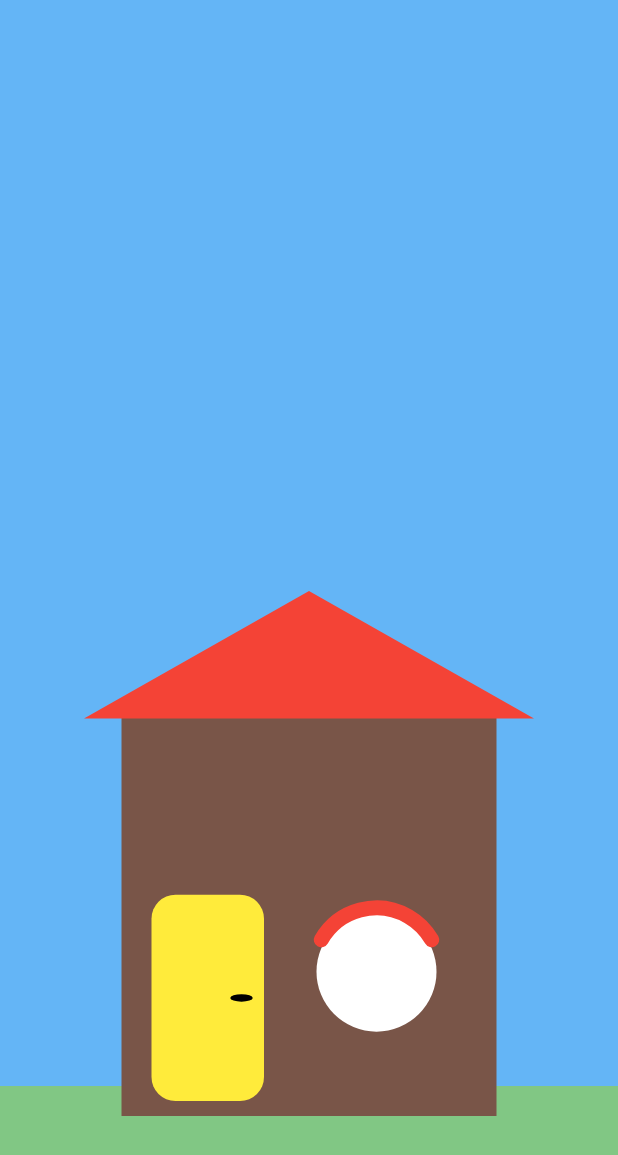
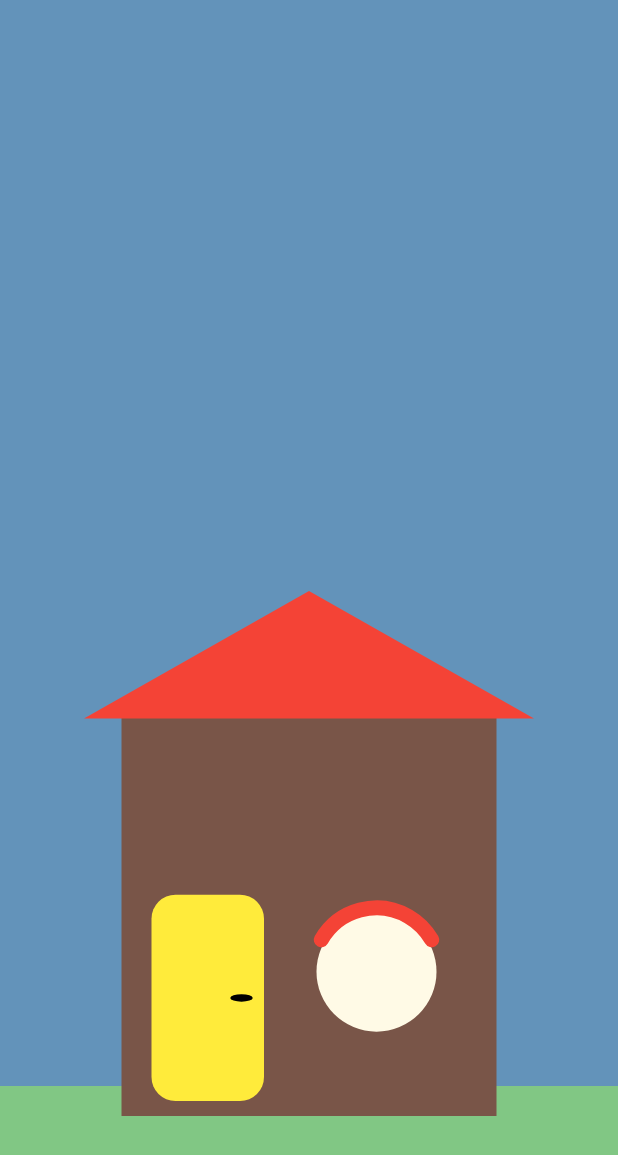
Before and after one commit to pavlentytest/canvas_flutter24, a Flutter app: the screen it shows after launch, on a phone screen of 412 x 824 dp. Shown: the top 1155 px of the screen. Run offline on Flutter 3.47's test engine with Material 3 defaults, Android fonts, the phone set to English and light mode, and no system bars.

Commit message:
Add animation

```diff
--- a/lib/main.dart
+++ b/lib/main.dart
@@ -1,19 +1,60 @@
 import 'package:flutter/material.dart';
 import 'dart:math';
 
-void main() {
-  runApp(const BasicExample());
-}
+void main() async => runApp(const MyApp());
 
-class BasicExample extends StatelessWidget{
-  const BasicExample({super.key});
-
+class MyApp extends StatelessWidget {
+  const MyApp({super.key});
 
   @override
   Widget build(BuildContext context) {
+    return MaterialApp(
+      title: 'Flutter Demo',
+      theme: ThemeData(
+        primarySwatch: Colors.blue,
+      ),
+      home: const MyHomePage(),
+    );
+  }
+}
 
-    return CustomPaint(
-      painter: HousePainter()
+class MyHomePage extends StatefulWidget {
+  const MyHomePage({super.key});
+
+  @override
+  State<MyHomePage> createState() => _MyHomePageState();
+}
+
+class _MyHomePageState extends State<MyHomePage>
+    with SingleTickerProviderStateMixin {
+  late final AnimationController _controller;
+
+  @override
+  void initState() {
+    super.initState();
+    _controller = AnimationController(
+      vsync: this,
+      duration: const Duration(milliseconds: 3000),
+    )..repeat(reverse: true);
+  }
+
+  @override
+  Widget build(BuildContext context) {
+    return Scaffold(
+      body: SafeArea(
+        child: Center(
+          child: RepaintBoundary(
+            child: AnimatedBuilder(
+              animation: _controller,
+              builder: (context, child) => CustomPaint(
+                painter: HousePainter(timeOfDayAnimation: _controller),
+                willChange: true,
+                child: Container(),
+              ),
+            ),
+          ),
+        ),
+      ),
     );
   }
 }
@@ -42,12 +83,11 @@ class HousePainter extends CustomPainter{
     begin: Colors.yellow.shade600,
   ).chain(CurveTween(curve: Curves.easeInOutQuint));
 
+  final Animation<double> timeOfDayAnimation;
 
- // final Animation<double> timeOfDayAnimation;
-
-  //const HousePainter({
-  //  required this.timeOfDayAnimation,
-  //}) : super(repaint: timeOfDayAnimation);
+  const HousePainter({
+    required this.timeOfDayAnimation,
+  }) : super(repaint: timeOfDayAnimation);
 
   @override
   void paint(Canvas canvas, Size size) {
@@ -65,7 +105,8 @@ class HousePainter extends CustomPainter{
   bool shouldRepaint(covariant CustomPainter oldDelegate) => false;
 
   void _drawSky(Canvas canvas) {
-    canvas.drawPaint(Paint()..color = Colors.blue.shade300);
+    canvas.drawPaint(Paint()
+      ..color = _skyTween.evaluate(timeOfDayAnimation) ?? Colors.transparent);
   }
 
   void _drawGround(Canvas canvas, Size size) {
@@ -191,7 +232,8 @@ class HousePainter extends CustomPainter{
   }
 
   void _drawWindow(Canvas canvas, Size size) {
-    final painter = Paint()..color = Colors.white;
+    final painter = Paint()
+      ..color = _windowTween.evaluate(timeOfDayAnimation) ?? Colors.transparent;
 
     final horizontalCenter = size.width / 2;
 
```
